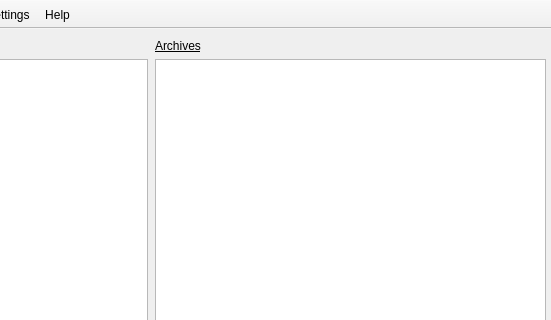
Old version of the form borg_qt/static/UI/MainWindow.ui in the repository Nebucatnetzer/borg-qt; both pictures show x 247 to 798 and y 0 to 320 of the 798 by 699 pixel window.
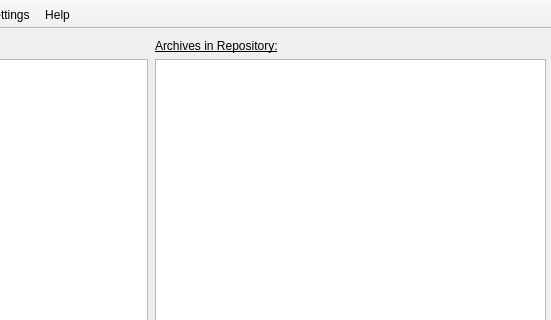
New version of the form. Icons and pictures are not drawn.

Commit message: Make the archive label clearer

```diff
--- a/borg_qt/static/UI/MainWindow.ui
+++ b/borg_qt/static/UI/MainWindow.ui
@@ -56,7 +56,7 @@
         </font>
        </property>
        <property name="text">
-        <string>Archives</string>
+        <string>Archives in Repository:</string>
        </property>
       </widget>
      </item>
```
